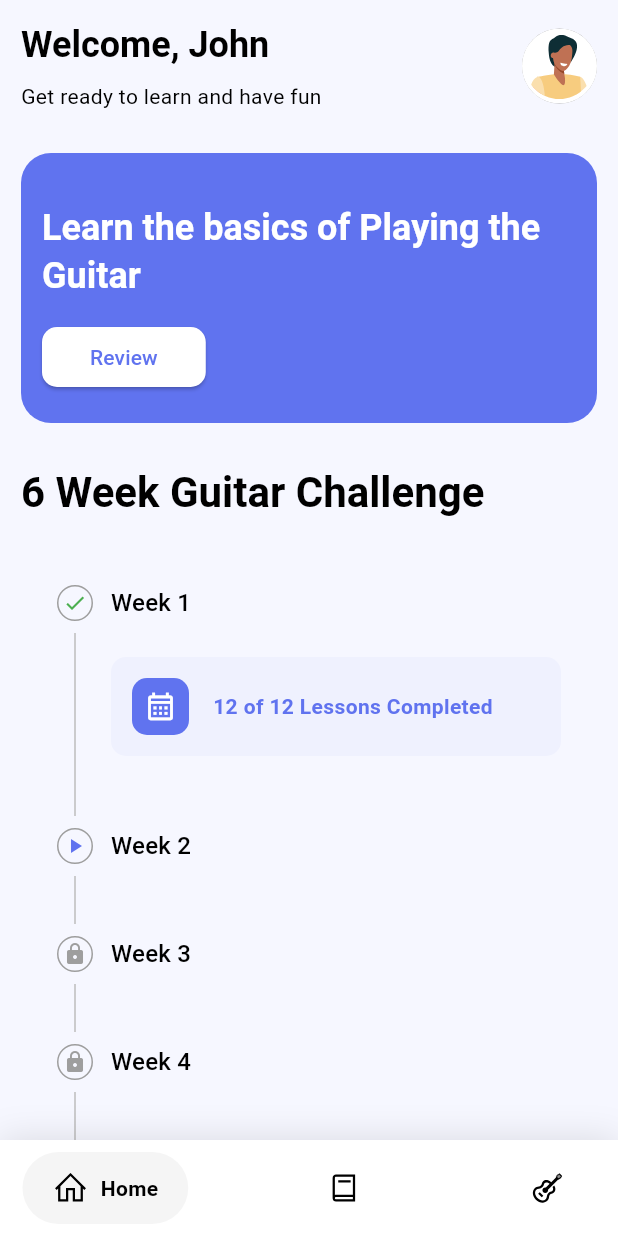
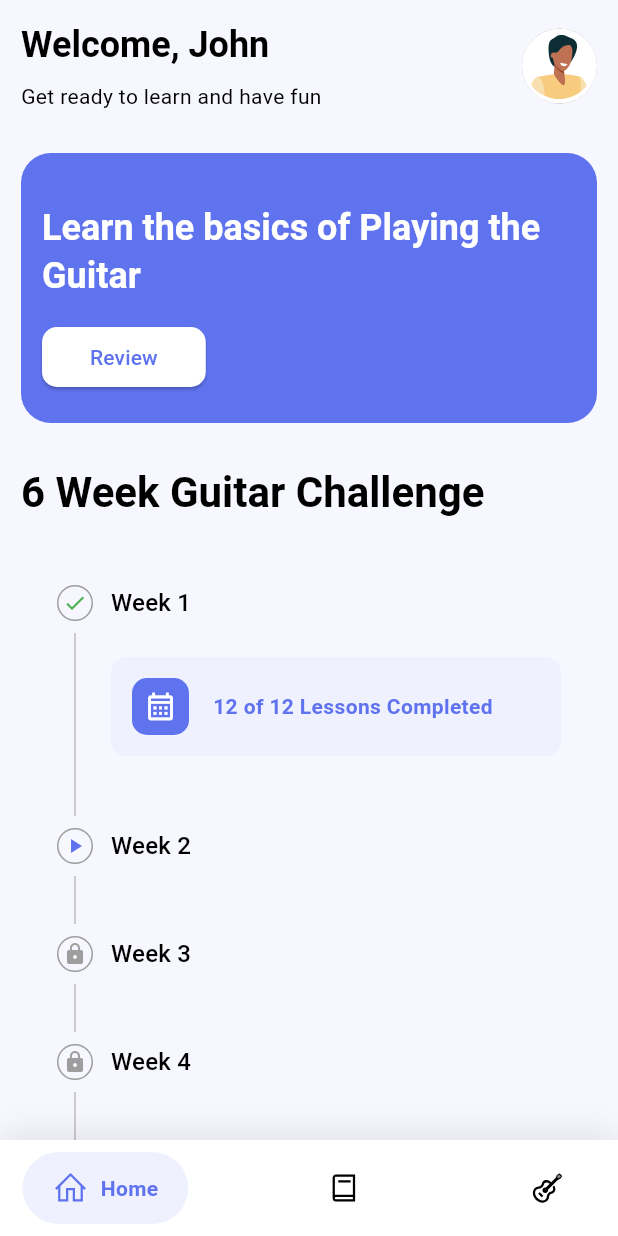
Before and after one commit to titoo-dev/guitarist_academy, a Flutter app: the HomeView screen opened by its route, on a phone screen of 412 x 824 dp. Run offline on Flutter 3.47's test engine with Material 3 defaults, Android fonts, the phone set to English and light mode, and no system bars; drawn by our look-alikes of google_nav_bar; our stand-ins replace get, line_icons, lottie; statements that could not run were skipped.

Commit message:
Update tab background color and active color in theme for improved UI consistency

```diff
--- a/lib/app/modules/home/views/home_view.dart
+++ b/lib/app/modules/home/views/home_view.dart
@@ -47,7 +47,7 @@ class HomeView extends GetView<HomeController> {
                   iconSize: 24,
                   padding: EdgeInsets.symmetric(horizontal: 20, vertical: 12),
                   duration: Duration(milliseconds: 400),
-                  tabBackgroundColor: gNavTabBackgroundColor!,
+                  tabBackgroundColor: gNavTabBackgroundColor,
                   color: Colors.black,
                   tabs: [
                     GButton(
--- a/lib/app/shared/theme.dart
+++ b/lib/app/shared/theme.dart
@@ -63,5 +63,5 @@ final elevatedButtonTheme = ElevatedButtonThemeData(
 // Gnav theme
 final gNavRippleColor = Colors.grey[300];
 final gNavHoverColor = Colors.grey[100];
-final gNavActiveColor = Colors.black;
-final gNavTabBackgroundColor = Colors.grey[100];
+final gNavActiveColor = colorScheme.primary;
+final gNavTabBackgroundColor = kOnPrimaryContainer;
```
